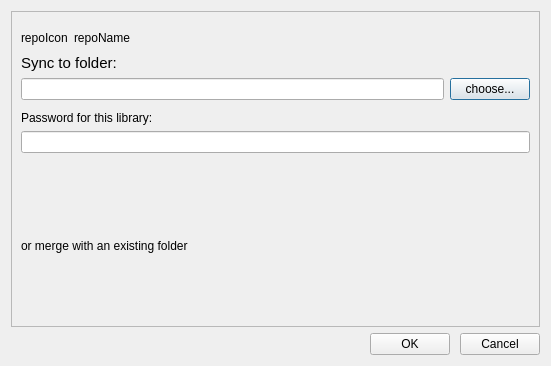
This is ui/download-repo-dialog.ui in haiwen/seafile-client as Qt 5 draws it before an edit. The edited form follows.
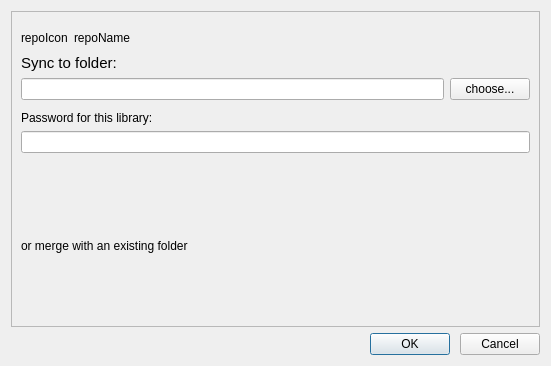
This is the edited form.

Commit message: change download-repo-dialog ui default button is OK button

The edit to the form file:
```diff
--- a/ui/download-repo-dialog.ui
+++ b/ui/download-repo-dialog.ui
@@ -108,6 +108,9 @@
             <property name="text">
              <string>choose...</string>
             </property>
+            <property name="default">
+             <bool>false</bool>
+            </property>
            </widget>
           </item>
          </layout>
@@ -255,6 +258,9 @@
        <property name="text">
         <string>OK</string>
        </property>
+       <property name="default">
+        <bool>true</bool>
+       </property>
       </widget>
      </item>
      <item>
```
Left out of the diff: 3 changed lines with no effect on the pictures.
